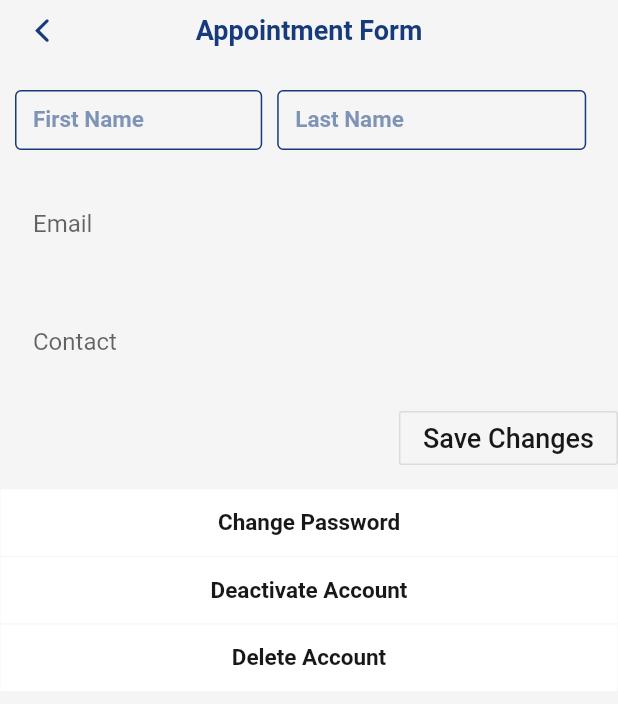
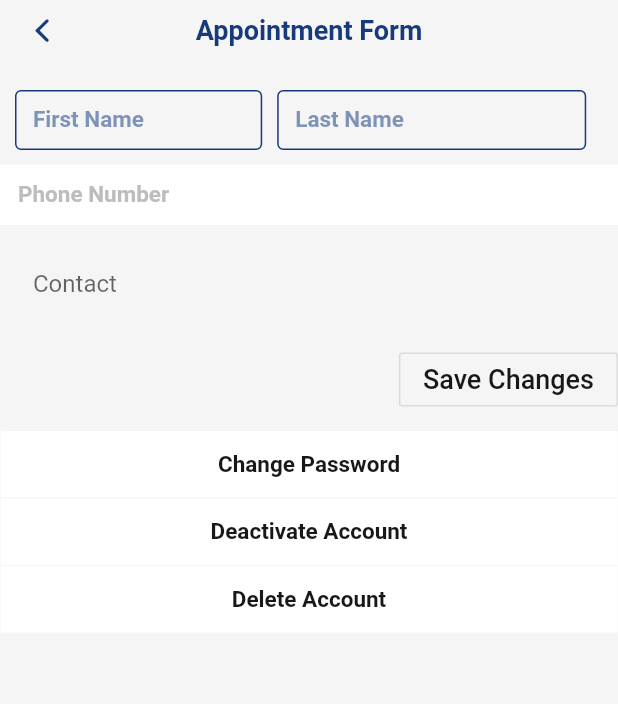
Before and after one commit to nehamdr225/hospital_app_chitwan, a Flutter app: the AppointmentForm screen opened directly, on a phone screen of 412 x 824 dp. Shown: the top 704 px of the screen. Run offline on Flutter 3.47's test engine with Material 2 defaults, Android fonts, the light colour scheme and no system bars; Roboto replaces fonts that are missing (Montserrat).

Commit message:
form edit

```diff
--- a/lib/UI/Widget/Forns.dart
+++ b/lib/UI/Widget/Forns.dart
@@ -1,7 +1,6 @@
-import 'package:chitwan_hospital/UI/core/theme.dart';
 import 'package:flutter/material.dart';
 
-class FForms extends StatelessWidget {
+class  FForms extends StatelessWidget {
   final bool obscure;
   final String text;
   final bool labeltext;
--- a/lib/UI/pages/AppointmentForm.dart
+++ b/lib/UI/pages/AppointmentForm.dart
@@ -47,6 +47,7 @@ class _AppointmentFormState extends State<AppointmentForm> {
                   borderColor: theme.colorScheme.primary,
                   formColor: theme.colorScheme.background,
                   text: "Last Name",
+                  type: TextInputType.text,
                   textColor: blueGrey.withOpacity(0.7),
                   height: 40.0,
                   width: width * 0.50,
@@ -54,12 +55,11 @@ class _AppointmentFormState extends State<AppointmentForm> {
               ],
             ),
           ),
-          Padding(
-            padding: const EdgeInsets.all(10.0),
-            child: InputField(
-              //value: userData['email'],
-              title: 'Email',
-            ),
+          FForms(
+            text: "Phone Number",
+            type: TextInputType.phone,
+            height: 40.0,
+            width: width * 0.90,
           ),
           Container(
             padding: const EdgeInsets.all(10.0),
```
